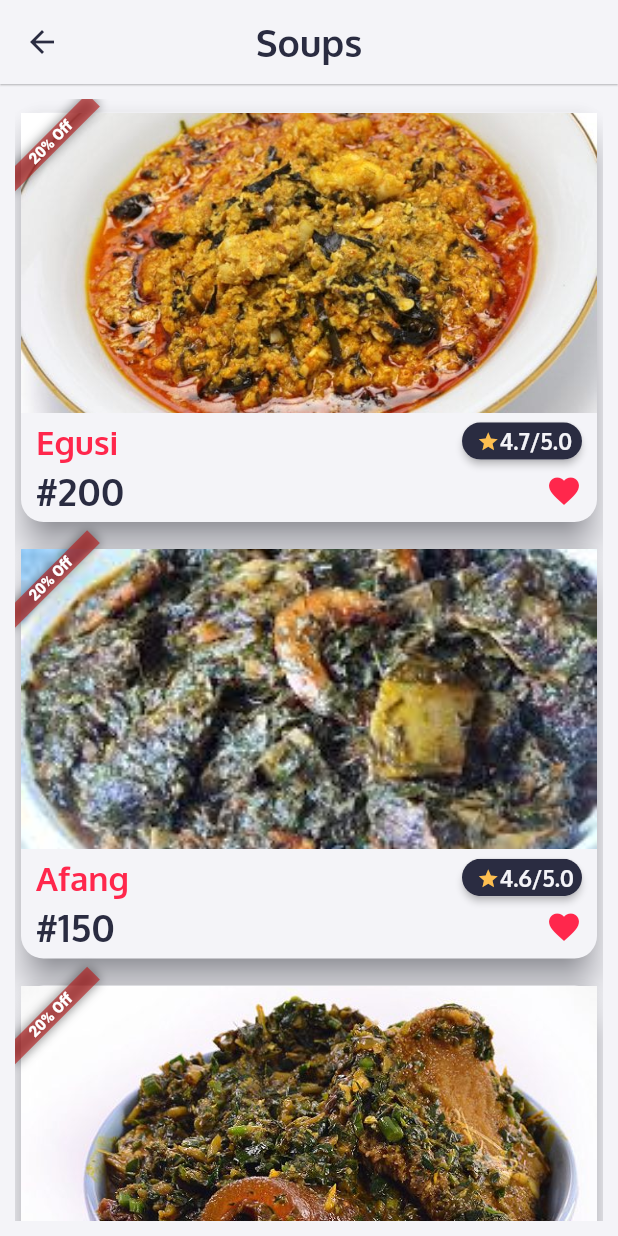
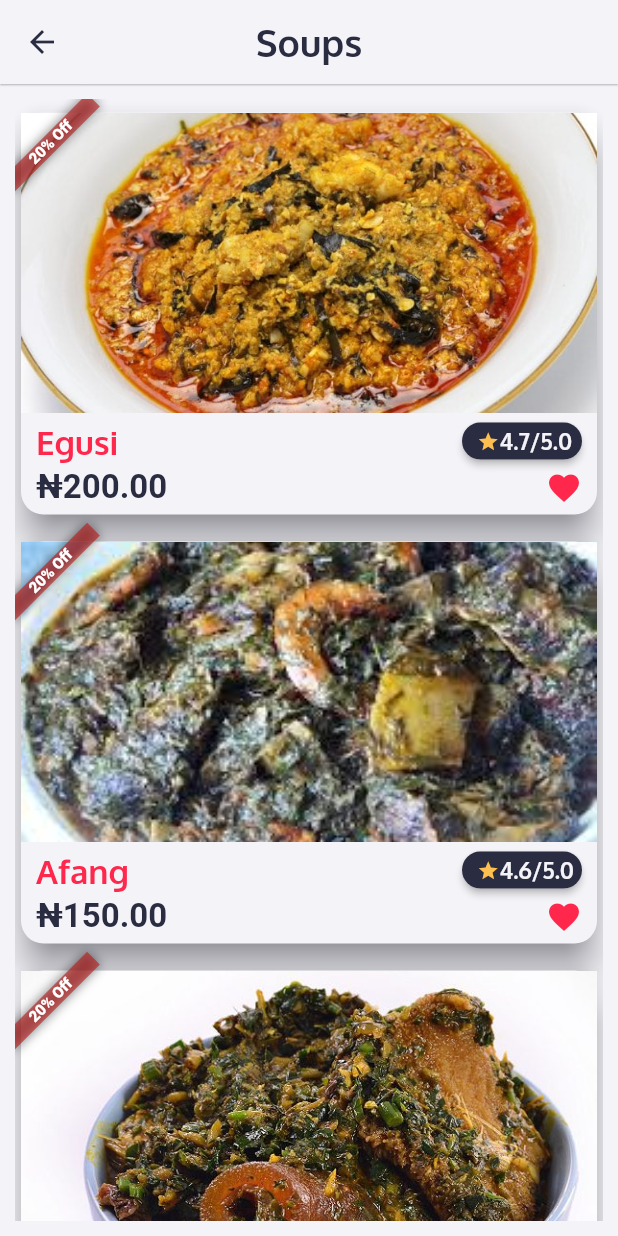
Before and after one commit to DevAdedoyin/MamaPut, a Flutter app: the screen it shows after launch, after a tap on "Soups", on a phone screen of 412 x 824 dp. Run offline on Flutter 3.47's test engine with Material 2 defaults, Android fonts, the phone set to English and light mode, and no system bars; our stand-ins replace badges, carousel_slider, flutter_rating_bar, flutter_riverpod, font_awesome_flutter.

```diff
--- a/lib/constants/text_constants.dart
+++ b/lib/constants/text_constants.dart
@@ -1,4 +1,7 @@
+import 'dart:io';
+
 import 'package:flutter/cupertino.dart';
+import 'package:intl/intl.dart';
 import 'package:mama_put/constants/color_constants.dart';
 
 class TextConstants {
@@ -39,4 +42,11 @@ class TextConstants {
   // FONT FAMILY
   static const appTitleFamily = 'Pacifico';
   static const fontFamily = 'Oxygen';
+
+  //CURRENCY
+  static currency() {
+    var format =
+        NumberFormat.simpleCurrency(locale: Platform.localeName, name: 'NGN');
+    return format;
+  }
 }
--- a/lib/screens/detail_screen.dart
+++ b/lib/screens/detail_screen.dart
@@ -38,23 +38,9 @@ class _MealDetailScreenState extends State<MealDetailScreen> {
     });
   }
 
-  String getCurrency() {
-    var format =
-        NumberFormat.simpleCurrency(locale: Platform.localeName, name: 'NGN');
-    return format.currencySymbol;
-  }
-
   @override
   Widget build(BuildContext context) {
     final index = ModalRoute.of(context)!.settings.arguments as Map;
-    currency() {
-      // Locale locale = Localizations.localeOf(context);
-      var format =
-          NumberFormat.simpleCurrency(locale: Platform.localeName, name: 'NGN');
-      return format;
-      // print("CURRENCY SYMBOL ${format.currencySymbol}"); // N
-      // print("CURRENCY NAME ${format.currencyName}"); // NGN
-    }
 
     return Scaffold(
       body: SingleChildScrollView(
@@ -237,7 +223,7 @@ class _MealDetailScreenState extends State<MealDetailScreen> {
                     ),
                     RichText(
                         text: TextSpan(
-                            text: currency().currencySymbol,
+                            text: TextConstants.currency().currencySymbol,
                             style: const TextStyle(
                               color: ColorConstants.secondaryColor,
                               fontSize: 22,
--- a/lib/screens/home/home_widgets/recommended.dart
+++ b/lib/screens/home/home_widgets/recommended.dart
@@ -70,11 +70,18 @@ class RecommendedWidget extends StatelessWidget {
                   Row(
                     mainAxisAlignment: MainAxisAlignment.spaceBetween,
                     children: [
-                      Text(
-                        '#${dataSET['meal']![index!]['price']}',
-                        style: TextConstants.extraLargeFont(
-                            color: ColorConstants.primaryColor),
-                      ),
+                      RichText(
+                          text: TextSpan(
+                              text: TextConstants.currency().currencySymbol,
+                              style: const TextStyle(
+                                color: ColorConstants.primaryColor,
+                                fontSize: 22,
+                                fontWeight: FontWeight.bold,
+                              ),
+                              children: [
+                            TextSpan(
+                                text: '${dataSET['meal']![index!]['price']}.00')
+                          ])),
                       const Icon(
                         Icons.favorite,
                         color: ColorConstants.secondaryColor,
--- a/lib/widget/meals.dart
+++ b/lib/widget/meals.dart
@@ -70,15 +70,22 @@ class MealWidget extends StatelessWidget {
                     ),
                   ],
                 ),
-                SizeConstants.gapHeight(3),
+                SizeConstants.gapHeight(4),
                 Row(
                   mainAxisAlignment: MainAxisAlignment.spaceBetween,
                   children: [
-                    Text(
-                      '#${dataSET['meal']![index!]['price']}',
-                      style: TextConstants.extraLargeFont(
-                          color: ColorConstants.primaryColor),
-                    ),
+                    RichText(
+                        text: TextSpan(
+                            text: TextConstants.currency().currencySymbol,
+                            style: const TextStyle(
+                              color: ColorConstants.primaryColor,
+                              fontSize: 22,
+                              fontWeight: FontWeight.bold,
+                            ),
+                            children: [
+                          TextSpan(
+                              text: '${dataSET['meal']![index!]['price']}.00')
+                        ])),
                     const Icon(
                       Icons.favorite,
                       color: ColorConstants.secondaryColor,
```
